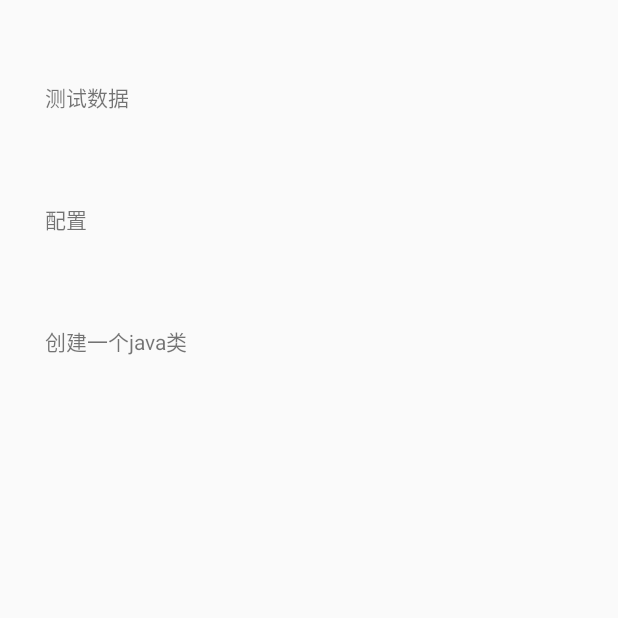
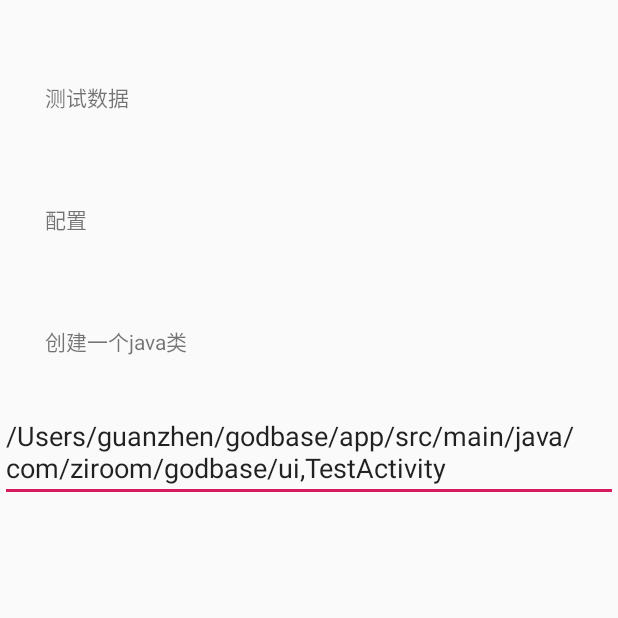
Before and after one commit to guanzhen-yun/godbase, an Android app: the MainActivity screen opened directly, with no data from a screen before it, after a tap on "创建一个java类", on a phone screen of 412 x 824 dp, the top half of it. Run offline under Robolectric (Android 15) with nearby library versions, the phone set to English and light mode, and no system bars; our stand-ins replace ButterKnife, EventBus, RxJava; libraries missing offline, so code that uses them is left out: com.alibaba.android, com.zhy.http, me.jessyan.retrofiturlmanager; 2 statements that could not run were skipped.

Commit message:
修改本地生成class文件逻辑

```diff
--- a/app/src/main/java/com/ziroom/godbase/ui/main/MainActivity.java
+++ b/app/src/main/java/com/ziroom/godbase/ui/main/MainActivity.java
@@ -1,6 +1,8 @@
 package com.ziroom.godbase.ui.main;
 
+import android.text.TextUtils;
 import android.view.View;
+import android.widget.EditText;
 
 import com.alibaba.android.arouter.facade.annotation.Route;
 import com.ziroom.base.BaseActivity;
@@ -14,6 +16,7 @@ import com.ziroom.net.LogUtils;
 
 import java.io.File;
 
+import butterknife.BindView;
 import butterknife.OnClick;
 
 /**
@@ -22,6 +25,8 @@ import butterknife.OnClick;
 
 @Route(path = RouterConstants.App.Main)
 public class MainActivity extends BaseActivity<MainPresenter> implements MainContract.IView {
+    @BindView(R.id.et_content)
+    EditText mEtContent;
 
     @OnClick({R.id.tv, R.id.tv_config, R.id.tv_create})
     public void onViewClicked(View v) {
@@ -30,7 +35,16 @@ public class MainActivity extends BaseActivity<MainPresenter> implements MainCon
         } else if (v.getId() == R.id.tv_config) {
             RouterUtils.jump(RouterConstants.App.Config);
         } else if (v.getId() == R.id.tv_create) {
-            mPresenter.createFileRequest("/Users/guanzhen/godbase/app/src/main/java/com/ziroom/godbase/ui", "TestActivity");
+            String s = mEtContent.getText().toString();
+            if(!TextUtils.isEmpty(s)) {
+                if(!s.contains(",")) {
+                    ToastUtils.showShortToast("类绝对地址或者类名应以,拼接");
+                } else {
+                    String address = s.split(",")[0];
+                    String className = s.split(",")[1];
+                    mPresenter.createFileRequest(address, className);
+                }
+            }
         }
     }
 
--- a/app/src/main/res/layout/activity_main.xml
+++ b/app/src/main/res/layout/activity_main.xml
@@ -30,4 +30,12 @@
         android:padding="30dp"
         />
 
+    <EditText
+        android:layout_width="match_parent"
+        android:layout_height="wrap_content"
+        android:hint="请输入class文件绝对地址,类名"
+        android:id="@+id/et_content"
+        android:text="/Users/guanzhen/godbase/app/src/main/java/com/ziroom/godbase/ui,TestActivity"
+        />
+
 </LinearLayout>
```
